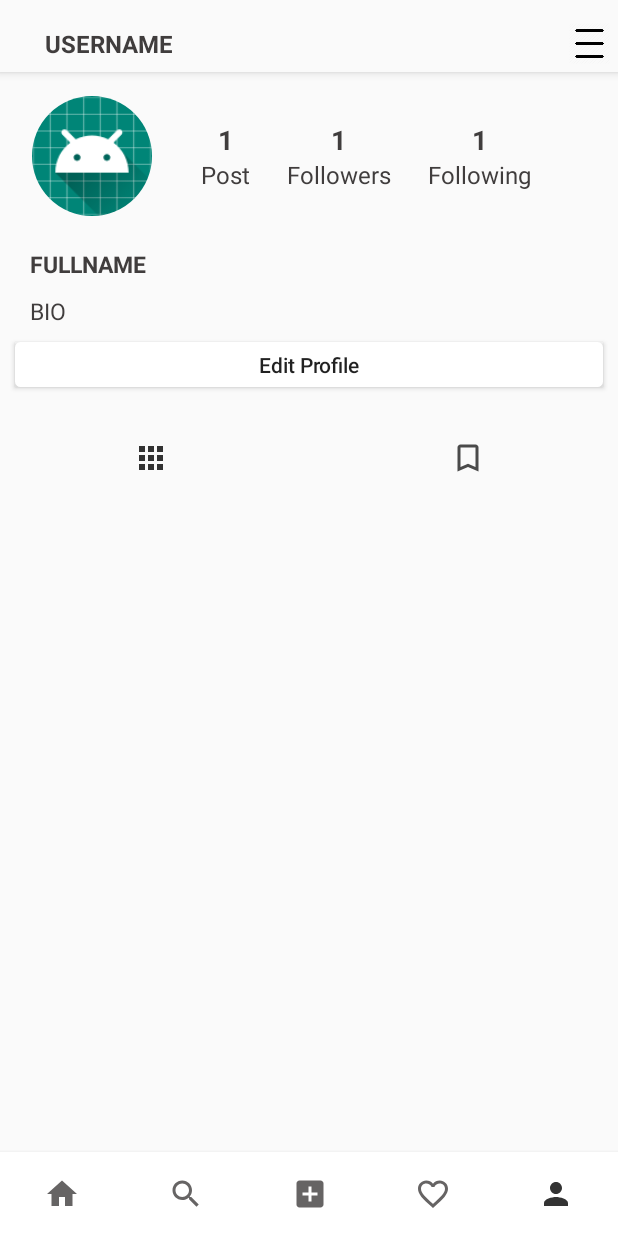
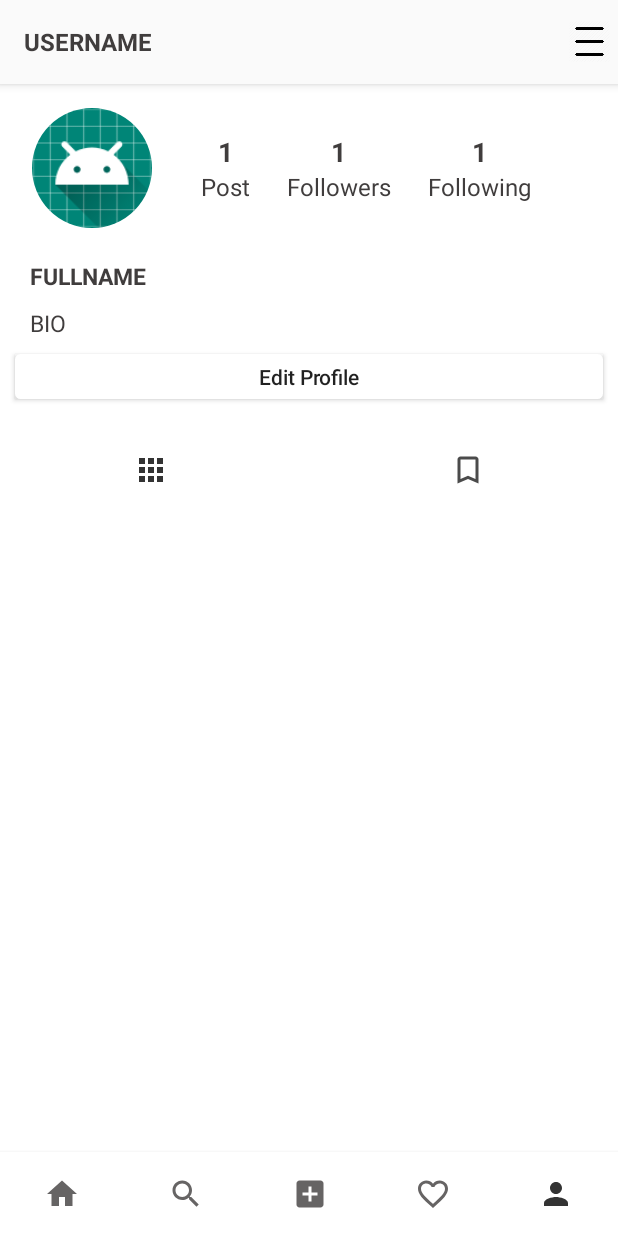
Before and after one commit to meliodas-0/instaDemo, an Android app: the screen it shows after launch (MainActivity), item 5 of the bottom bar chosen, on a phone screen of 412 x 824 dp. Run offline under Robolectric (Android 15) with nearby library versions, the phone set to English and light mode, and no system bars; our stand-ins replace CircleImageView; libraries missing offline, so code that uses them is left out: com.parse; 26 statements that could not run were skipped.

Commit message:
before edit profile

```diff
--- a/app/build.gradle
+++ b/app/build.gradle
@@ -31,5 +31,6 @@ dependencies {
     implementation 'de.hdodenhof:circleimageview:3.0.0'
     implementation 'com.github.bumptech.glide:glide:4.8.0'
     api 'com.theartofdev.edmodo:android-image-cropper:2.8.+'
+    implementation 'com.google.code.gson:gson:2.8.6'
     implementation "com.github.parse-community.Parse-SDK-Android:parse:1.23.1"
 }
--- a/app/src/main/java/com/example/instagramdemo/Fragments/ProfileFragment.java
+++ b/app/src/main/java/com/example/instagramdemo/Fragments/ProfileFragment.java
@@ -6,12 +6,13 @@ import android.graphics.Bitmap;
 import android.graphics.BitmapFactory;
 import android.os.Bundle;
 
+import androidx.appcompat.app.AppCompatActivity;
 import androidx.fragment.app.Fragment;
+import androidx.fragment.app.FragmentActivity;
 import androidx.recyclerview.widget.GridLayoutManager;
 import androidx.recyclerview.widget.LinearLayoutManager;
 import androidx.recyclerview.widget.RecyclerView;
 
-import android.util.Log;
 import android.view.LayoutInflater;
 import android.view.View;
 import android.view.ViewGroup;
@@ -20,8 +21,10 @@ import android.widget.ImageButton;
 import android.widget.ImageView;
 import android.widget.TextView;
 import android.widget.Toast;
+import androidx.appcompat.widget.Toolbar;
 
 import com.example.instagramdemo.Adapter.ProfilePhotosAdapter;
+import com.example.instagramdemo.MainActivity;
 import com.example.instagramdemo.Model.Post;
 import com.example.instagramdemo.Model.User;
 import com.example.instagramdemo.R;
@@ -50,6 +53,7 @@ public class ProfileFragment extends Fragment {
     RecyclerView recyclerView;
     ProfilePhotosAdapter myPostsAdapter, savedPostsAdapter;
     List<Post> myPostList, savedPostList;
+    Toolbar toolbar;
 
     public void editProfileClicked(View view){
 
@@ -102,32 +106,29 @@ public class ProfileFragment extends Fragment {
 
         parseUser = ParseUser.getCurrentUser();
 
-        profilePic = view.findViewById(R.id.profileProfilePic);
-        noOfPosts = view.findViewById(R.id.profilePostsTextView);
-        noOfFollowers = view.findViewById(R.id.profileFollowersTextView);
-        noOfFollowings = view.findViewById(R.id.profileFollowingTextView);
-        fullname = view.findViewById(R.id.profileFullnameTextView);
-        bio = view.findViewById(R.id.profileBioTextView);
-        username = view.findViewById(R.id.profileUsernameTextView);
-        editProfile = view.findViewById(R.id.profileEditProfileButton);
-        posts = view.findViewById(R.id.profileGridImageButton);
-        saved = view.findViewById(R.id.profileSavedImageButton);
-        recyclerView = view.findViewById(R.id.profilePostsRecyclerView);
-        recyclerView.setHasFixedSize(true);
-        LinearLayoutManager manager = new GridLayoutManager(getContext(), 3);
-        recyclerView.setLayoutManager(manager);
-        myPostList = new ArrayList<>();
-        savedPostList = new ArrayList<>();
-        savedPostsAdapter = new ProfilePhotosAdapter(getContext(), savedPostList);
-        myPostsAdapter = new ProfilePhotosAdapter(getContext(), myPostList);
-        recyclerView.setAdapter(myPostsAdapter);
+        findViewByIds(view);
 
-        SharedPreferences prefs = getContext().getSharedPreferences("PREFS", Context.MODE_PRIVATE);
-        profileId = prefs.getString("profileId", "none");
+        Toast.makeText(getContext(), MainActivity.fragmentManager.getBackStackEntryCount()+"", Toast.LENGTH_SHORT).show();
+
+        if(MainActivity.fragmentManager.getBackStackEntryCount() >= 1){
+
+            ((AppCompatActivity)getActivity()).setSupportActionBar(toolbar);
+            ((AppCompatActivity)getActivity()).getSupportActionBar().setDisplayHomeAsUpEnabled(true);
+
+            toolbar.setNavigationOnClickListener(new View.OnClickListener() {
+                @Override
+                public void onClick(View view) {
+
+                    ((FragmentActivity)getContext()).getSupportFragmentManager().popBackStack();
+                }
+            });
+        }
+
+        setRecyclerView();
+
+        sharedPrefs();
+
         userProfile();
-        SharedPreferences.Editor editor = prefs.edit();
-        editor.putString("profileId", parseUser.getUsername());
-        editor.apply();
 
         if(profileId.equals(parseUser.getUsername())){
             editProfile.setText(R.string.editProfile);
@@ -141,9 +142,52 @@ public class ProfileFragment extends Fragment {
         setPosts();
         setSavedPosts();
 
-        Log.i("No of Posts", myPostList.size()+"");
-        Log.i("No of SavedPosts", savedPostList.size()+"");
         return view;
+    }
+
+    @Override
+    public void onStart() {
+        super.onStart();
+
+    }
+
+    private void sharedPrefs() {
+
+        SharedPreferences prefs = getContext().getSharedPreferences("PREFS", Context.MODE_PRIVATE);
+        profileId = prefs.getString("profileId", "none");
+        SharedPreferences.Editor editor = prefs.edit();
+        editor.putString("profileId", parseUser.getUsername());
+        editor.apply();
+    }
+
+    private void setRecyclerView() {
+
+        recyclerView.setHasFixedSize(true);
+        LinearLayoutManager manager = new GridLayoutManager(getContext(), 3);
+        recyclerView.setLayoutManager(manager);
+        myPostList = new ArrayList<>();
+        savedPostList = new ArrayList<>();
+        savedPostsAdapter = new ProfilePhotosAdapter(getContext(), savedPostList);
+        myPostsAdapter = new ProfilePhotosAdapter(getContext(), myPostList);
+        recyclerView.setAdapter(myPostsAdapter);
+
+    }
+
+    private void findViewByIds(View view) {
+
+        profilePic = view.findViewById(R.id.profileProfilePic);
+        noOfPosts = view.findViewById(R.id.profilePostsTextView);
+        noOfFollowers = view.findViewById(R.id.profileFollowersTextView);
+        noOfFollowings = view.findViewById(R.id.profileFollowingTextView);
+        fullname = view.findViewById(R.id.profileFullnameTextView);
+        bio = view.findViewById(R.id.profileBioTextView);
+        username = view.findViewById(R.id.profileUsernameTextView);
+        editProfile = view.findViewById(R.id.profileEditProfileButton);
+        posts = view.findViewById(R.id.profileGridImageButton);
+        saved = view.findViewById(R.id.profileSavedImageButton);
+        recyclerView = view.findViewById(R.id.profilePostsRecyclerView);
+        toolbar = view.findViewById(R.id.profileToolbar);
+
     }
 
     private void onClickListeners() {
@@ -280,7 +324,7 @@ public class ProfileFragment extends Fragment {
                             public void done(byte[] data, ParseException e) {
                                 if(e == null){
                                     Bitmap image = BitmapFactory.decodeByteArray(data, 0, data.length);
-                                    Post post = new Post(parseUser.getUsername(), object.get("description").toString(), object.getObjectId(), image);
+                                    Post post = new Post(profileId, object.get("description").toString(), object.getObjectId(), image);
                                     myPostList.add(post);
                                     myPostsAdapter.notifyDataSetChanged();
                                 }
@@ -297,7 +341,7 @@ public class ProfileFragment extends Fragment {
 
     private void setSavedPosts(){
         ParseQuery<ParseObject> query = ParseQuery.getQuery("Saves");
-        query.whereEqualTo("savedBy", parseUser.getUsername());
+        query.whereEqualTo("savedBy", profileId);
         query.findInBackground(new FindCallback<ParseObject>() {
             @Override
             public void done(List<ParseObject> objects, ParseException e) {
--- a/app/src/main/java/com/example/instagramdemo/MainActivity.java
+++ b/app/src/main/java/com/example/instagramdemo/MainActivity.java
@@ -3,6 +3,7 @@ package com.example.instagramdemo;
 import androidx.annotation.NonNull;
 import androidx.appcompat.app.AppCompatActivity;
 import androidx.fragment.app.Fragment;
+import androidx.fragment.app.FragmentManager;
 
 import android.content.Context;
 import android.content.Intent;
@@ -22,6 +23,8 @@ public class MainActivity extends AppCompatActivity {
 
     BottomNavigationView bottomNavigationView;
     Fragment selectedFragment = null;
+    public static int globalStackedFragments = 0;
+    public static FragmentManager fragmentManager;
 
     @Override
     protected void onStart() {
@@ -69,11 +72,20 @@ public class MainActivity extends AppCompatActivity {
             }
         });
 
+        fragmentManager = getSupportFragmentManager();
+
+        fragmentManager.addOnBackStackChangedListener(new FragmentManager.OnBackStackChangedListener() {
+            @Override
+            public void onBackStackChanged() {
+                globalStackedFragments = fragmentManager.getBackStackEntryCount();
+            }
+        });
+
         Bundle intent = getIntent().getExtras();
         if(intent != null){
-            getSupportFragmentManager().beginTransaction().replace(R.id.fragmentContainer, new ProfileFragment()).commit();
+            fragmentManager.beginTransaction().replace(R.id.fragmentContainer, new ProfileFragment()).commit();
         }else{
-            getSupportFragmentManager().beginTransaction().replace(R.id.fragmentContainer,new HomeFragment()).commit();
+            fragmentManager.beginTransaction().replace(R.id.fragmentContainer,new HomeFragment()).commit();
         }
     }
 }
--- a/app/src/main/res/layout/fragment_profile.xml
+++ b/app/src/main/res/layout/fragment_profile.xml
@@ -3,6 +3,7 @@
     xmlns:tools="http://schemas.android.com/tools"
     android:layout_width="match_parent"
     android:layout_height="match_parent"
+    android:background="#ffff"
     tools:context=".Fragments.ProfileFragment"
     android:id="@+id/frameLayout">
 
@@ -12,43 +13,48 @@
         android:background="?android:attr/windowBackground"
         android:id="@+id/toolbar">
 
+    <androidx.appcompat.widget.Toolbar
+        android:id="@+id/profileToolbar"
+        android:layout_width="match_parent"
+        android:layout_height="wrap_content">
+
         <RelativeLayout
             android:layout_width="match_parent"
             android:layout_height="wrap_content"
-            android:background="?android:attr/windowBackground"
-
-            android:layout_marginTop="10dp">
+            android:background="?android:attr/windowBackground">
 
                 <TextView
+                    android:id="@+id/profileUsernameTextView"
                     android:layout_width="wrap_content"
                     android:layout_height="wrap_content"
-                android:textSize="16sp"
+                    android:layout_centerVertical="true"
                     android:maxLines="1"
                     android:text="USERNAME"
-                android:layout_centerVertical="true"
-                android:layout_marginLeft="30dp"
-                android:textStyle="bold"
-                android:id="@+id/profileUsernameTextView"
-                android:textColor="@color/colorPrimaryDark"/>
+                    android:textColor="@color/colorPrimaryDark"
+                    android:textSize="16sp"
+                    android:textStyle="bold" />
+
                 <ImageView
+                    android:id="@+id/profileOptionsImageView"
                     android:layout_width="27dp"
                     android:layout_height="27dp"
+                    android:layout_centerVertical="true"
                     android:layout_margin="5dp"
+                    android:layout_alignParentEnd="true"
+                    android:layout_marginRight="20dp"
                     android:layout_marginBottom="10dp"
-                android:layout_alignParentEnd="true"
-                android:layout_centerVertical="true"
-                android:layout_marginRight="20dp"
-                android:id="@+id/profileOptionsImageView"
-                android:src="@drawable/optionicon"/>
+                    android:src="@drawable/optionicon" />
+
 
         </RelativeLayout>
+    </androidx.appcompat.widget.Toolbar>
 
 
     </com.google.android.material.appbar.AppBarLayout>
 
     <ScrollView
         android:layout_width="match_parent"
-        android:layout_height="wrap_content"
+        android:layout_height="match_parent"
         android:layout_below="@+id/toolbar"
         android:id="@+id/profileScrollview">
 
```
Also changed, not shown: app/src/main/java/com/example/instagramdemo/Adapter/PostAdapter.java (+7 -3 lines), app/src/main/java/com/example/instagramdemo/Adapter/ProfilePhotosAdapter.java (+21 -2 lines), 1 other file. Lines whose indentation alone changed are shown as unchanged.
